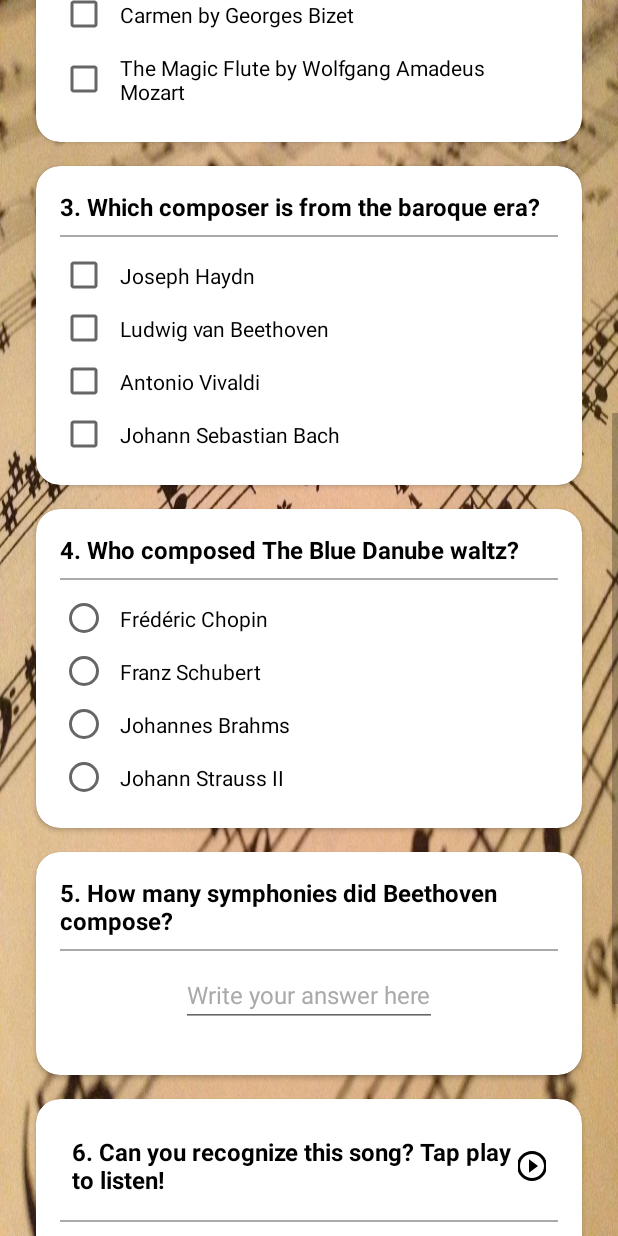
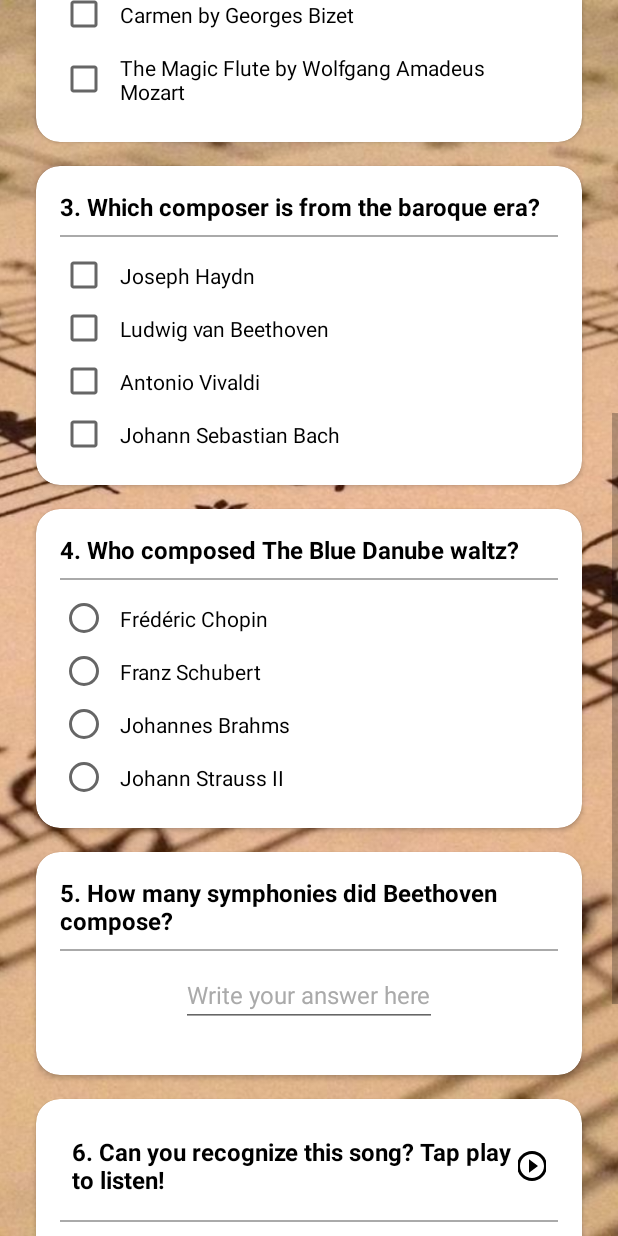
Before and after one commit to Trubius/QuizApp, an Android app: the screen it shows after launch (MainActivity), scrolled down 576 dp, on a phone screen of 412 x 824 dp. Run offline under Robolectric (Android 15) with nearby library versions, the phone set to English and light mode, and no system bars.

Commit message:
Create RelativeLayout and ImageView for background image

```diff
--- a/app/src/main/AndroidManifest.xml
+++ b/app/src/main/AndroidManifest.xml
@@ -9,7 +9,9 @@
         android:roundIcon="@mipmap/ic_launcher_round"
         android:supportsRtl="true"
         android:theme="@style/AppTheme">
-        <activity android:name=".MainActivity">
+        <activity
+            android:name=".MainActivity"
+            android:windowSoftInputMode="adjustPan">
             <intent-filter>
                 <action android:name="android.intent.action.MAIN" />
                 <category android:name="android.intent.category.LAUNCHER" />
--- a/app/src/main/res/layout/activity_main.xml
+++ b/app/src/main/res/layout/activity_main.xml
@@ -1,12 +1,21 @@
 <?xml version="1.0" encoding="utf-8"?>
-<ScrollView xmlns:android="http://schemas.android.com/apk/res/android"
+<RelativeLayout xmlns:android="http://schemas.android.com/apk/res/android"
     xmlns:card_view="http://schemas.android.com/apk/res-auto"
     xmlns:tools="http://schemas.android.com/tools"
-    android:id="@+id/parent_view"
     android:layout_width="match_parent"
     android:layout_height="match_parent"
-    android:background="@drawable/background"
+    android:id="@+id/parent_view"
     tools:context="com.example.android.quizapp.MainActivity">
+
+    <ImageView
+        android:layout_width="match_parent"
+        android:layout_height="wrap_content"
+        android:src="@drawable/background"
+        android:scaleType="centerCrop" />
+
+    <ScrollView
+        android:layout_width="match_parent"
+        android:layout_height="wrap_content">
 
         <LinearLayout
             android:id="@+id/parent_layout"
@@ -353,3 +362,4 @@
             </android.support.v7.widget.CardView>
         </LinearLayout>
     </ScrollView>
+</RelativeLayout>
```
Lines whose indentation alone changed are shown as unchanged.
